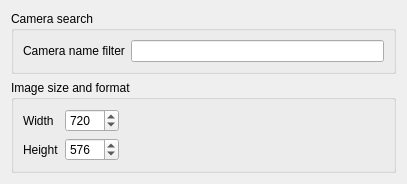
Old version of the form app/settings/csettingspagecamera.ui in the repository VioletGiraffe/SimpleCameraViewer.
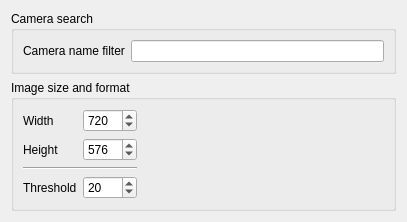
New version of the form.

Commit message: Frame analysis performance improved; user-tunable threshold value introduced

```diff
--- a/app/settings/csettingspagecamera.ui
+++ b/app/settings/csettingspagecamera.ui
@@ -7,13 +7,13 @@
     <x>0</x>
     <y>0</y>
     <width>407</width>
-    <height>179</height>
+    <height>208</height>
    </rect>
   </property>
   <property name="windowTitle">
    <string>Camera</string>
   </property>
-  <layout class="QVBoxLayout" name="verticalLayout_3">
+  <layout class="QVBoxLayout" name="verticalLayout_2">
    <item>
     <widget class="QGroupBox" name="groupBox">
      <property name="title">
@@ -49,8 +49,6 @@
      <property name="title">
       <string>Image size and format</string>
      </property>
-     <layout class="QVBoxLayout" name="verticalLayout_2">
-      <item>
        <layout class="QHBoxLayout" name="horizontalLayout">
         <item>
          <layout class="QGridLayout" name="gridLayout_2">
@@ -100,6 +98,42 @@
             </property>
            </widget>
           </item>
+        <item row="2" column="0" colspan="2">
+         <widget class="Line" name="line">
+          <property name="orientation">
+           <enum>Qt::Horizontal</enum>
+          </property>
+         </widget>
+        </item>
+        <item row="3" column="0">
+         <widget class="QLabel" name="label_4">
+          <property name="toolTip">
+           <string>Average value of image pixels that indicates a non-empty image (0-255, 0 meaning entirely black image and 255 meaning entirely white).</string>
+          </property>
+          <property name="text">
+           <string>Threshold</string>
+          </property>
+         </widget>
+        </item>
+        <item row="3" column="1">
+         <widget class="QSpinBox" name="_sbPixelValueThreshold">
+          <property name="toolTip">
+           <string>Average value of image pixels that indicates a non-empty image (0-255, 0 meaning entirely black image and 255 meaning entirely white).</string>
+          </property>
+          <property name="accelerated">
+           <bool>true</bool>
+          </property>
+          <property name="minimum">
+           <number>0</number>
+          </property>
+          <property name="maximum">
+           <number>255</number>
+          </property>
+          <property name="value">
+           <number>20</number>
+          </property>
+         </widget>
+        </item>
          </layout>
         </item>
         <item>
@@ -109,13 +143,11 @@
           </property>
           <property name="sizeHint" stdset="0">
            <size>
-            <width>40</width>
+          <width>272</width>
             <height>20</height>
            </size>
           </property>
          </spacer>
-        </item>
-       </layout>
       </item>
      </layout>
     </widget>
```
Left out of the diff: 16 changed lines with no effect on the pictures. Lines whose indentation alone changed are shown as unchanged. The commit also changes 4 other files.
